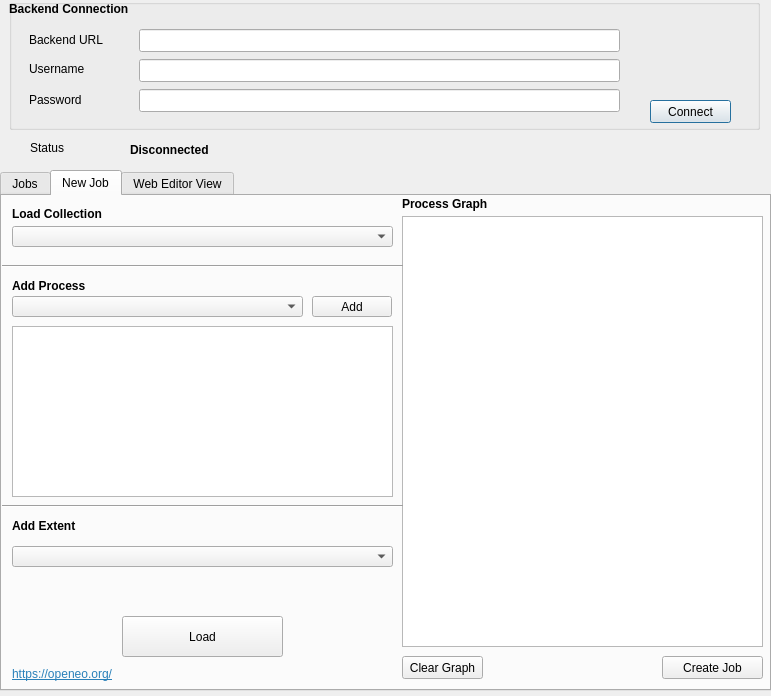
Open-EO/openeo-qgis-plugin, file openeo_connector_dialog_base.ui: the form before one commit.
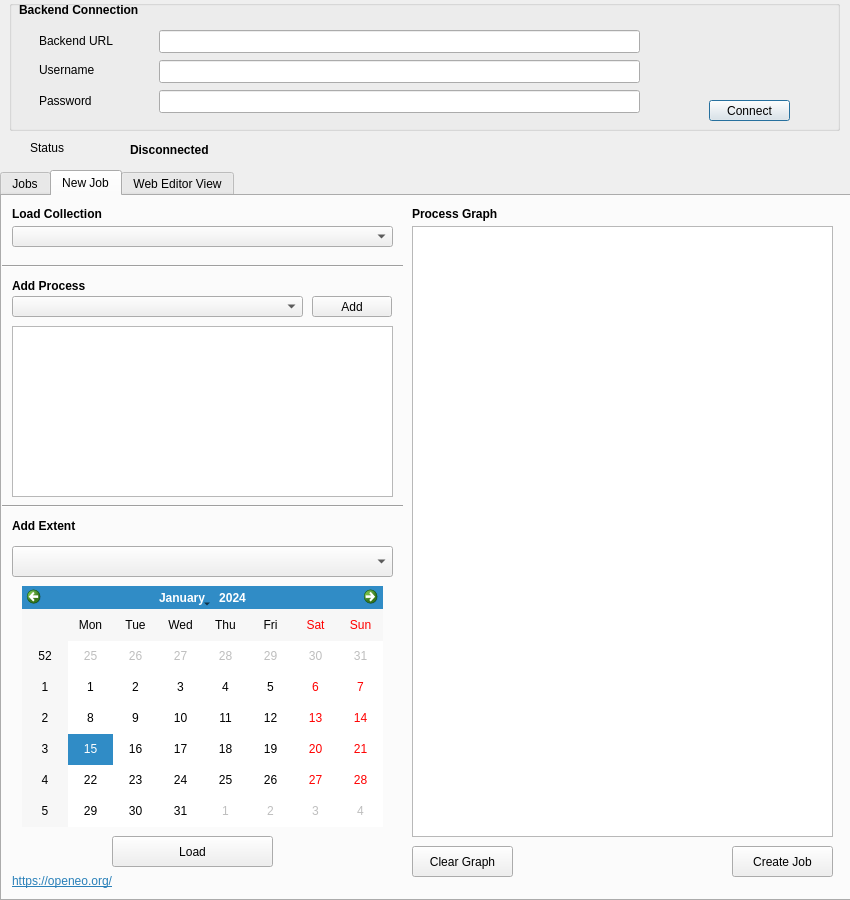
The form after the commit. The open tabs and pages were chosen to show the change. Icons and pictures are not drawn.

Commit message: New QT-GUI Layout with temporal extent

Diff of the .ui file:
```diff
--- a/openeo_connector_dialog_base.ui
+++ b/openeo_connector_dialog_base.ui
@@ -6,44 +6,31 @@
    <rect>
     <x>0</x>
     <y>0</y>
-    <width>771</width>
-    <height>696</height>
+    <width>850</width>
+    <height>900</height>
    </rect>
   </property>
   <property name="minimumSize">
    <size>
-    <width>771</width>
-    <height>696</height>
+    <width>850</width>
+    <height>900</height>
    </size>
   </property>
   <property name="maximumSize">
    <size>
-    <width>771</width>
-    <height>696</height>
+    <width>850</width>
+    <height>900</height>
    </size>
   </property>
   <property name="windowTitle">
    <string>OpenEO Connector</string>
   </property>
-  <widget class="QPushButton" name="connectButton">
-   <property name="geometry">
-    <rect>
-     <x>650</x>
-     <y>100</y>
-     <width>81</width>
-     <height>23</height>
-    </rect>
-   </property>
-   <property name="text">
-    <string>Connect</string>
-   </property>
-  </widget>
   <widget class="QGroupBox" name="groupBox">
    <property name="geometry">
     <rect>
      <x>9</x>
-     <y>-1</y>
-     <width>751</width>
+     <y>0</y>
+     <width>831</width>
      <height>131</height>
     </rect>
    </property>
@@ -53,7 +40,7 @@
    <widget class="QLabel" name="label">
     <property name="geometry">
      <rect>
-      <x>20</x>
+      <x>30</x>
       <y>30</y>
       <width>91</width>
       <height>21</height>
@@ -66,7 +53,7 @@
    <widget class="QLineEdit" name="backendEdit">
     <property name="geometry">
      <rect>
-      <x>130</x>
+      <x>150</x>
       <y>30</y>
       <width>481</width>
       <height>23</height>
@@ -76,7 +63,7 @@
    <widget class="QLabel" name="label_2">
     <property name="geometry">
      <rect>
-      <x>20</x>
+      <x>30</x>
       <y>60</y>
       <width>91</width>
       <height>20</height>
@@ -89,7 +76,7 @@
    <widget class="QLineEdit" name="usernameEdit">
     <property name="geometry">
      <rect>
-      <x>130</x>
+      <x>150</x>
       <y>60</y>
       <width>481</width>
       <height>23</height>
@@ -99,7 +86,7 @@
    <widget class="QLabel" name="label_3">
     <property name="geometry">
      <rect>
-      <x>20</x>
+      <x>30</x>
       <y>90</y>
       <width>91</width>
       <height>21</height>
@@ -112,7 +99,7 @@
    <widget class="QLineEdit" name="passwordEdit">
     <property name="geometry">
      <rect>
-      <x>130</x>
+      <x>150</x>
       <y>90</y>
       <width>481</width>
       <height>23</height>
@@ -130,7 +117,7 @@
    <widget class="QLabel" name="label_18">
     <property name="geometry">
      <rect>
-      <x>0</x>
+      <x>10</x>
       <y>0</y>
       <width>161</width>
       <height>21</height>
@@ -143,7 +130,7 @@
    <widget class="QLabel" name="label_20">
     <property name="geometry">
      <rect>
-      <x>630</x>
+      <x>690</x>
       <y>30</y>
       <width>101</width>
       <height>61</height>
@@ -159,14 +146,27 @@
      <bool>true</bool>
     </property>
    </widget>
+   <widget class="QPushButton" name="connectButton">
+    <property name="geometry">
+     <rect>
+      <x>700</x>
+      <y>100</y>
+      <width>81</width>
+      <height>21</height>
+     </rect>
+    </property>
+    <property name="text">
+     <string>Connect</string>
+    </property>
+   </widget>
   </widget>
   <widget class="QTabWidget" name="tabWidget">
    <property name="geometry">
     <rect>
      <x>0</x>
      <y>170</y>
-     <width>771</width>
-     <height>521</height>
+     <width>851</width>
+     <height>731</height>
     </rect>
    </property>
    <property name="currentIndex">
@@ -220,10 +220,10 @@
     <widget class="QPushButton" name="sendButton">
      <property name="geometry">
       <rect>
-       <x>660</x>
-       <y>460</y>
+       <x>730</x>
+       <y>650</y>
        <width>101</width>
-       <height>23</height>
+       <height>31</height>
       </rect>
      </property>
      <property name="text">
@@ -305,10 +305,10 @@
     <widget class="QPushButton" name="clearButton">
      <property name="geometry">
       <rect>
-       <x>400</x>
-       <y>460</y>
-       <width>81</width>
-       <height>23</height>
+       <x>410</x>
+       <y>650</y>
+       <width>101</width>
+       <height>31</height>
       </rect>
      </property>
      <property name="text">
@@ -318,18 +318,18 @@
     <widget class="QTextEdit" name="processgraphEdit">
      <property name="geometry">
       <rect>
-       <x>400</x>
-       <y>20</y>
-       <width>361</width>
-       <height>431</height>
+       <x>410</x>
+       <y>30</y>
+       <width>421</width>
+       <height>611</height>
       </rect>
      </property>
     </widget>
     <widget class="QLabel" name="label_4">
      <property name="geometry">
       <rect>
-       <x>400</x>
-       <y>0</y>
+       <x>410</x>
+       <y>10</y>
        <width>131</width>
        <height>16</height>
       </rect>
@@ -354,10 +354,10 @@
     <widget class="QPushButton" name="loadButton">
      <property name="geometry">
       <rect>
-       <x>120</x>
-       <y>420</y>
+       <x>110</x>
+       <y>640</y>
        <width>161</width>
-       <height>41</height>
+       <height>31</height>
       </rect>
      </property>
      <property name="text">
@@ -368,9 +368,9 @@
      <property name="geometry">
       <rect>
        <x>10</x>
-       <y>470</y>
+       <y>675</y>
        <width>171</width>
-       <height>16</height>
+       <height>21</height>
       </rect>
      </property>
      <property name="text">
@@ -412,10 +412,23 @@
        <x>10</x>
        <y>350</y>
        <width>381</width>
-       <height>21</height>
+       <height>31</height>
       </rect>
      </property>
     </widget>
+    <widget class="QCalendarWidget" name="calendarWidget">
+     <property name="geometry">
+      <rect>
+       <x>20</x>
+       <y>390</y>
+       <width>361</width>
+       <height>241</height>
+      </rect>
+     </property>
+     <property name="locale">
+      <locale language="English" country="UnitedKingdom"/>
+     </property>
+    </widget>
    </widget>
    <widget class="QWidget" name="tab_2">
     <attribute name="title">
```
Left out of the diff: 44 changed lines with no effect on the pictures. The commit also changes 1 other file.
